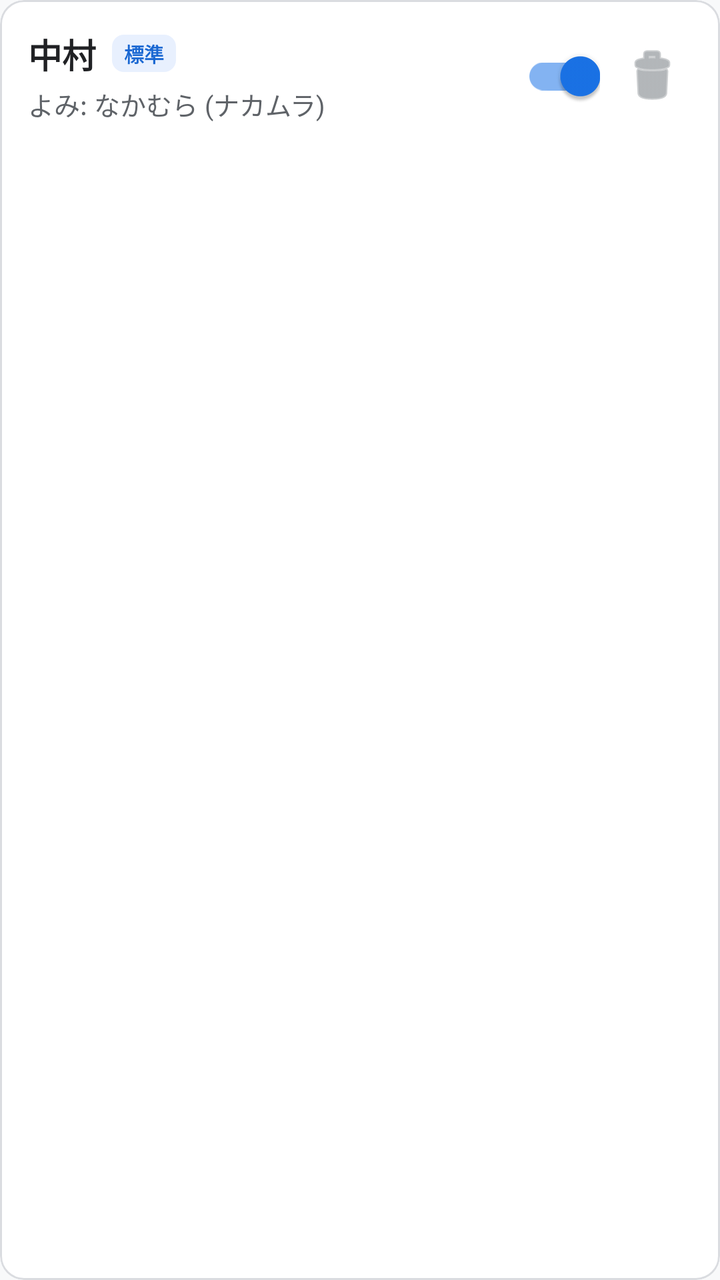
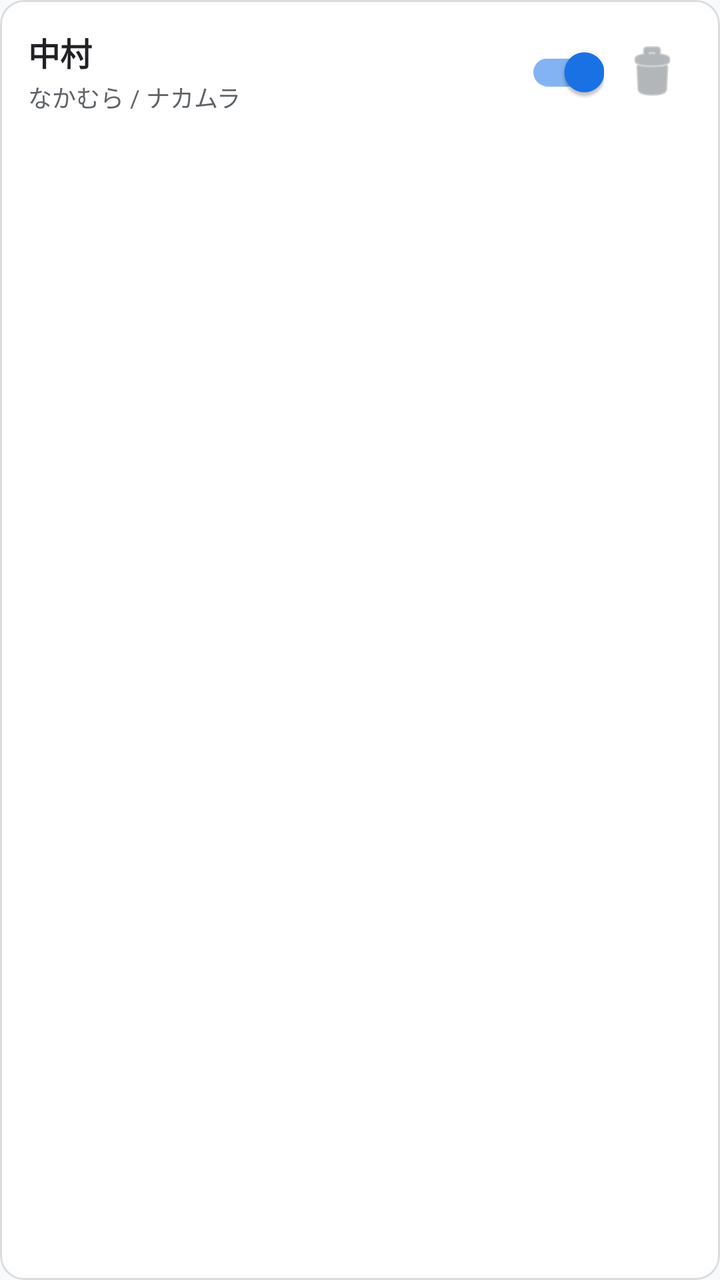

Compare the two renders of this Android layout. The source of the first and the diff that turns it into the second are given below.
<!-- AndroidManifest.xml: application theme Theme.MyASR -->
<!-- res/layout/item_dictionary_entry.xml -->
<?xml version="1.0" encoding="utf-8"?>
<com.google.android.material.card.MaterialCardView xmlns:android="http://schemas.android.com/apk/res/android"
    xmlns:app="http://schemas.android.com/apk/res-auto"
    android:layout_width="match_parent"
    android:layout_height="wrap_content"
    android:layout_marginBottom="8dp"
    android:clickable="true"
    android:focusable="true"
    android:foreground="?attr/selectableItemBackground"
    app:cardBackgroundColor="@color/surface"
    app:cardCornerRadius="12dp"
    app:cardElevation="0dp"
    app:strokeColor="@color/border"
    app:strokeWidth="1dp">

    <LinearLayout
        android:layout_width="match_parent"
        android:layout_height="wrap_content"
        android:gravity="center_vertical"
        android:orientation="horizontal"
        android:padding="14dp">

        <LinearLayout
            android:layout_width="0dp"
            android:layout_height="wrap_content"
            android:layout_weight="1"
            android:orientation="vertical">

            <LinearLayout
                android:layout_width="wrap_content"
                android:layout_height="wrap_content"
                android:gravity="center_vertical"
                android:orientation="horizontal">

                <TextView
                    android:id="@+id/tvWord"
                    android:layout_width="wrap_content"
                    android:layout_height="wrap_content"
                    android:text="中村"
                    android:textColor="@color/text_primary"
                    android:textSize="17sp"
                    android:textStyle="bold" />

                <TextView
                    android:id="@+id/tvPriorityBadge"
                    android:layout_width="wrap_content"
                    android:layout_height="wrap_content"
                    android:layout_marginStart="8dp"
                    android:background="@drawable/badge_background"
                    android:backgroundTint="@color/badge_info_bg"
                    android:paddingHorizontal="6dp"
                    android:paddingVertical="2dp"
                    android:text="標準"
                    android:textColor="@color/badge_info_text"
                    android:textSize="10sp"
                    android:textStyle="bold" />
            </LinearLayout>

            <TextView
                android:id="@+id/tvReading"
                android:layout_width="wrap_content"
                android:layout_height="wrap_content"
                android:layout_marginTop="3dp"
                android:text="よみ: なかむら (ナカムラ)"
                android:textColor="@color/text_secondary"
                android:textSize="13sp" />
        </LinearLayout>

        <com.google.android.material.switchmaterial.SwitchMaterial
            android:id="@+id/switchEnabled"
            android:layout_width="wrap_content"
            android:layout_height="wrap_content"
            android:layout_marginEnd="6dp"
            android:checked="true" />

        <ImageButton
            android:id="@+id/btnDelete"
            android:layout_width="40dp"
            android:layout_height="40dp"
            android:background="?attr/selectableItemBackgroundBorderless"
            android:contentDescription="Delete entry"
            android:src="@android:drawable/ic_menu_delete"
            app:tint="@color/text_muted" />

    </LinearLayout>
</com.google.android.material.card.MaterialCardView>
<!-- resources referenced by this layout -->
<resources>
  <color name="badge_info_bg">#E8F0FE</color>
  <color name="badge_info_text">#1967D2</color>
  <color name="border">#DADCE0</color>
  <color name="surface">#FFFFFF</color>
  <color name="text_muted">#80868B</color>
  <color name="text_primary">#202124</color>
  <color name="text_secondary">#5F6368</color>
  <!-- drawable badge_background (drawable) -->
  <?xml version="1.0" encoding="utf-8"?>
  <shape xmlns:android="http://schemas.android.com/apk/res/android"
      android:shape="rectangle">
      <corners android:radius="6dp" />
      <solid android:color="@color/badge_info_bg" />
  </shape>
  <style name="Theme.MyASR" parent="Theme.MaterialComponents.DayNight.NoActionBar">
          <item name="colorPrimary">@color/primary</item>
          <item name="colorPrimaryVariant">@color/primary_dark</item>
          <item name="colorOnPrimary">@color/on_primary</item>
          <item name="colorSecondary">@color/primary</item>
          <item name="colorSecondaryVariant">@color/primary_dark</item>
          <item name="colorOnSecondary">@color/on_primary</item>
          <item name="colorSurface">@color/surface</item>
          <item name="colorOnSurface">@color/text_primary</item>
          <item name="android:statusBarColor">@color/background</item>
          <item name="android:windowBackground">@color/background</item>
          <item name="android:windowLightStatusBar">true</item>
      </style>
  <color name="primary">#1A73E8</color>
  <color name="primary_dark">#1557B0</color>
  <color name="on_primary">#FFFFFF</color>
  <color name="background">#F8F9FA</color>
</resources>

<!-- the commit's change to res/layout/item_dictionary_entry.xml (unified diff, before → after) -->
@@ -18,7 +18,8 @@
         android:layout_height="wrap_content"
         android:gravity="center_vertical"
         android:orientation="horizontal"
-        android:padding="14dp">
+        android:paddingHorizontal="14dp"
+        android:paddingVertical="12dp">
 
         <LinearLayout
             android:layout_width="0dp"
@@ -38,7 +39,7 @@
                     android:layout_height="wrap_content"
                     android:text="中村"
                     android:textColor="@color/text_primary"
-                    android:textSize="17sp"
+                    android:textSize="16sp"
                     android:textStyle="bold" />
 
                 <TextView
@@ -48,29 +49,30 @@
                     android:layout_marginStart="8dp"
                     android:background="@drawable/badge_background"
                     android:backgroundTint="@color/badge_info_bg"
-                    android:paddingHorizontal="6dp"
+                    android:paddingHorizontal="7dp"
                     android:paddingVertical="2dp"
-                    android:text="標準"
+                    android:text="最優先"
                     android:textColor="@color/badge_info_text"
                     android:textSize="10sp"
-                    android:textStyle="bold" />
+                    android:textStyle="bold"
+                    android:visibility="gone" />
             </LinearLayout>
 
             <TextView
                 android:id="@+id/tvReading"
                 android:layout_width="wrap_content"
                 android:layout_height="wrap_content"
-                android:layout_marginTop="3dp"
-                android:text="よみ: なかむら (ナカムラ)"
+                android:layout_marginTop="2dp"
+                android:text="なかむら / ナカムラ"
                 android:textColor="@color/text_secondary"
-                android:textSize="13sp" />
+                android:textSize="12sp" />
         </LinearLayout>
 
         <com.google.android.material.switchmaterial.SwitchMaterial
             android:id="@+id/switchEnabled"
             android:layout_width="wrap_content"
             android:layout_height="wrap_content"
-            android:layout_marginEnd="6dp"
+            android:layout_marginEnd="4dp"
             android:checked="true" />
 
         <ImageButton
@@ -78,7 +80,7 @@
             android:layout_width="40dp"
             android:layout_height="40dp"
             android:background="?attr/selectableItemBackgroundBorderless"
-            android:contentDescription="Delete entry"
+            android:contentDescription="削除"
             android:src="@android:drawable/ic_menu_delete"
             app:tint="@color/text_muted" />
 
